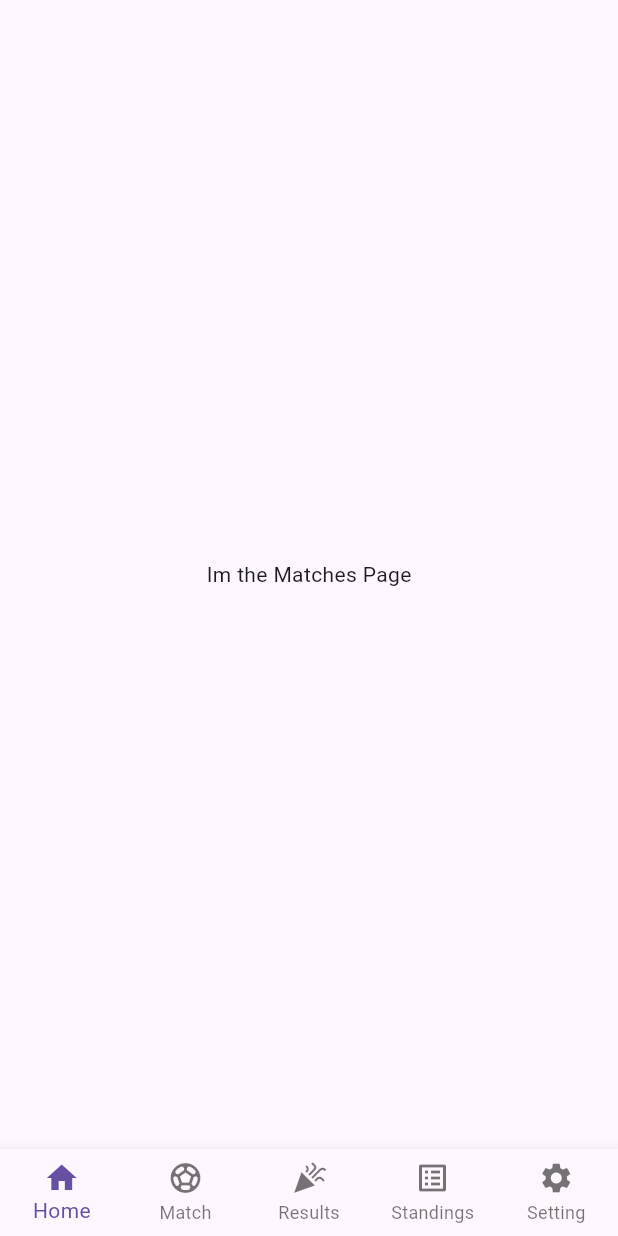
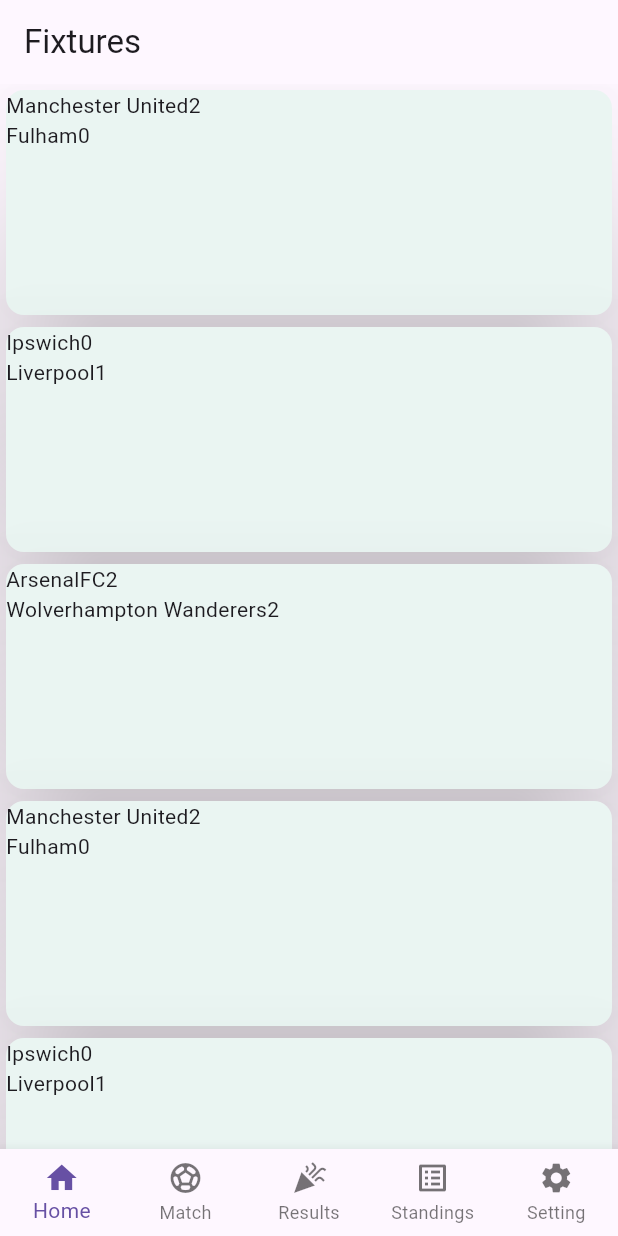
Before and after one commit to CdeJohane/soccer_prediction_app, a Flutter app: the HomePage screen opened directly, item 2 of the bottom bar chosen, on a phone screen of 412 x 824 dp. Run offline on Flutter 3.47's test engine with Material 3 defaults, Android fonts, the phone set to English and light mode, and no system bars; our stand-ins replace firebase_auth, firebase_core, flutter_dotenv, flutter_riverpod, fluttertoast; accounts and stored records are empty.

Commit message:
Added Listview of cards for match page

```diff
--- a/lib/model/dummy_data.dart
+++ b/lib/model/dummy_data.dart
@@ -2,6 +2,7 @@ import 'package:soccer_app/model/match.dart';
 import 'package:soccer_app/model/player.dart';
 import 'package:soccer_app/model/prediction_log.dart';
 import 'package:soccer_app/model/selection.dart';
+import 'package:soccer_app/model/team.dart';
 
 final List<Player> dummyPlayers= [
   Player(1, 'Junior', 'jjthegametrepreneur@gmail.com'),
@@ -14,7 +15,13 @@ final List<Player> dummyPlayers= [
 final List<Match> matchList = [
   Match(1, 1, 2, DateTime.parse('2024-08-16 21:00:00'), true, 2, 0, 1), // Man U vs fulham, MAn U wins
   Match(2, 3, 4, DateTime.parse('2024-08-17 13:30:00'), true, 0, 1, 4), // Ipswich vs Liverpool, liverpool wins
-  Match(3, 5, 6, DateTime.parse('2024-08-17 16:00:00'), true, 2, 2, -1) // Arsenal vs wolves, Draw
+  Match(3, 5, 6, DateTime.parse('2024-08-17 16:00:00'), true, 2, 2, -1), // Arsenal vs wolves, Draw
+  Match(4, 1, 2, DateTime.parse('2024-08-16 21:00:00'), true, 2, 0, 1), // Man U vs fulham, MAn U wins
+  Match(5, 3, 4, DateTime.parse('2024-08-17 13:30:00'), true, 0, 1, 4), // Ipswich vs Liverpool, liverpool wins
+  Match(6, 5, 6, DateTime.parse('2024-08-17 16:00:00'), true, 2, 2, -1), // Arsenal vs wolves, Draw
+  Match(7, 1, 2, DateTime.parse('2024-08-16 21:00:00'), true, 2, 0, 1), // Man U vs fulham, MAn U wins
+  Match(8, 3, 4, DateTime.parse('2024-08-17 13:30:00'), true, 0, 1, 4), // Ipswich vs Liverpool, liverpool wins
+  Match(9, 5, 6, DateTime.parse('2024-08-17 16:00:00'), true, 2, 2, -1), // Arsenal vs wolves, Draw
 ];
 
 final List<Selection> allSelections = [
@@ -29,3 +36,12 @@ final List<Selection> allSelections = [
   Selection(selectionID: 9, playerID: 4, matchID: 2, teamChoiceID: 0),
   Selection(selectionID: 10, playerID: 5, matchID: 2, teamChoiceID: 1),
 ];
+
+final List<Team> allTeams = [
+  Team(teamID: 1, teamName: 'Manchester United'),
+  Team(teamID: 2, teamName: 'Fulham'),
+  Team(teamID: 3, teamName: 'Ipswich'),
+  Team(teamID: 4, teamName: 'Liverpool'),
+  Team(teamID: 5, teamName: 'ArsenalFC'),
+  Team(teamID: 6, teamName: 'Wolverhampton Wanderers')
+];
--- a/lib/model/match.dart
+++ b/lib/model/match.dart
@@ -12,6 +12,11 @@ class Match{
   // Use Default COnstructor
   Match(this._matchID, this._homeID, this._awayID, this._date, this._completed, this._homeScore, this._awayScore, this._winnerID);
 
+  // Get MAthc
+  int get homeID => _homeID;
+  int get awayID => _awayID;
+  int get homeScore => _homeScore;
+  int get awayScore => _awayScore;
   // Functions for winner
   void setWinner(int hScore, int aScore){
     if (_completed){
--- a/lib/pages/homepage.dart
+++ b/lib/pages/homepage.dart
@@ -28,7 +28,19 @@ class HomePage extends StatelessWidget {
           SettingsPage()
         ];
 
+        const pageNames = [
+          'Home',
+          'Fixtures',
+          'Results',
+          'Standings',
+          'Settings'
+        ];
+
         return Scaffold(
+          appBar: AppBar(
+            title: Text(pageNames[indexNavBar]),
+            automaticallyImplyLeading: false,
+          ),
           body: pages[indexNavBar],
           bottomNavigationBar: BottomNavigationBar(
             type: BottomNavigationBarType.fixed,
--- a/lib/pages/matches.dart
+++ b/lib/pages/matches.dart
@@ -1,11 +1,48 @@
 import 'package:flutter/foundation.dart';
+import 'package:flutter/material.dart';
 import 'package:flutter/widgets.dart';
+import 'package:soccer_app/model/dummy_data.dart';
 
 class MatchesPage extends StatelessWidget {
   const MatchesPage({super.key});
 
   @override
   Widget build(BuildContext context) {
-    return const Center(child: Text('Im the Matches Page'));
+    return Center(
+      child: ListView.builder(
+        itemCount: matchList.length,
+        itemBuilder:(context, index) {
+          return Card(
+            elevation: 50,
+            shadowColor: Colors.black,
+            color: Color.fromARGB(255, 234, 245, 242),
+            child: SizedBox(
+              width: MediaQuery.of(context).size.width * 0.7,
+              height: 150,
+              child: Column(
+                children: [
+                  // One Row for Home Team
+                  Row(
+                    children: [
+                      // Text For home team and score
+                      Text(allTeams[matchList[index].homeID - 1].teamName),
+                      Text(matchList[index].homeScore.toString())
+                    ],
+                  ),
+
+                  Row(
+                    children: [
+                      // Text For away team and score
+                      Text(allTeams[matchList[index].awayID - 1].teamName),
+                      Text(matchList[index].awayScore.toString())
+                    ],
+                  )
+                ],
+              ),
+            ),
+          );
+        },
+      ),
+    );
   }
 }
```
